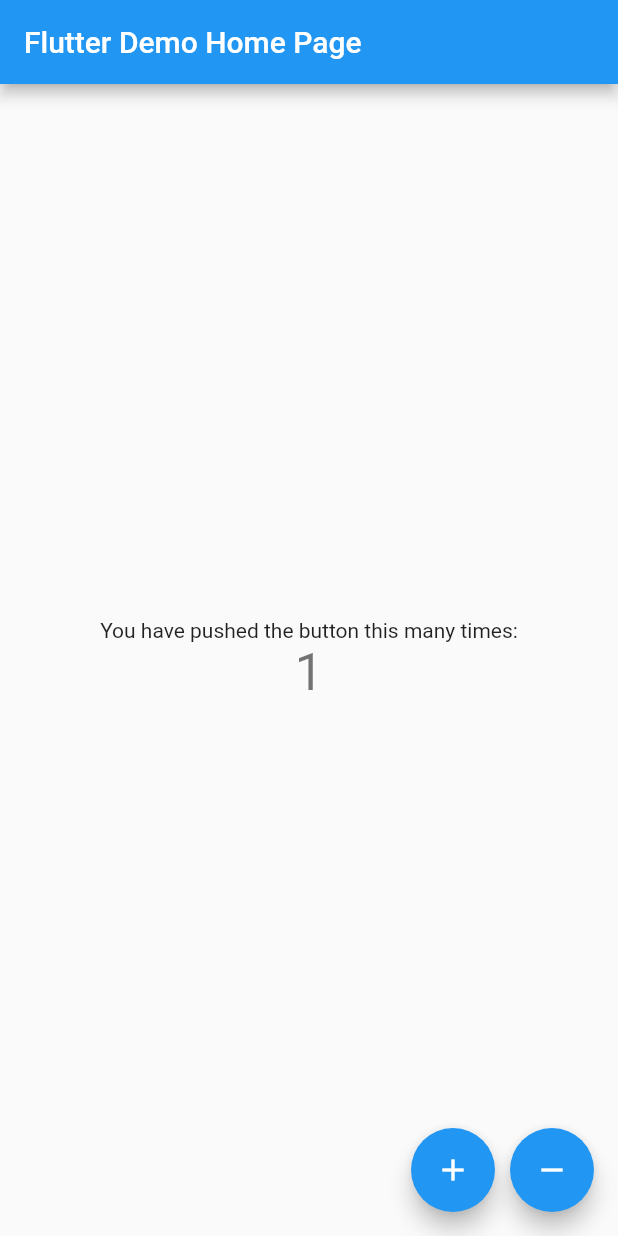
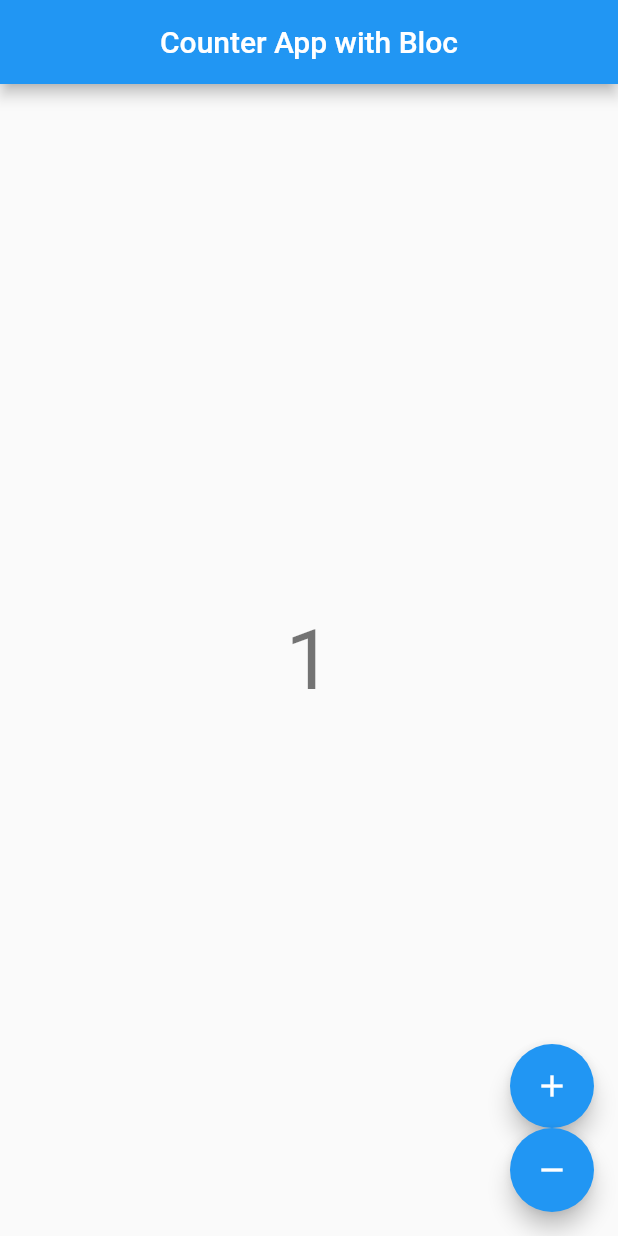
Before and after one commit to Mitchel-jf/state-management, a Flutter app: the screen it shows after launch, after a tap on the "add" icon, on a phone screen of 412 x 824 dp. Run offline on Flutter 3.47's test engine with Material 2 defaults, Android fonts, the phone set to English and light mode, and no system bars; our stand-ins replace bloc, flutter_bloc.

Commit message:
Recreated Counter App wit d lastest packages

```diff
--- a/lib/counter_bloc.dart
+++ /dev/null
@@ -1,34 +0,0 @@
-import 'dart:async';
-
-import 'counter_event.dart';
-
-class CounterBloc {
-  int _counter = 0;
-
-  final _counterStateController = StreamController<int>();
-  StreamSink<int> get _inCounter => _counterStateController.sink;
-  //for state, exposing only a stream which outputs data
-  Stream<int> get counter => _counterStateController.stream;
-
-  final _counterEventController = StreamController<CounterEvent>();
-  Sink<CounterEvent> get counterEventSink => _counterEventController.sink;
-
-  CounterBloc() {
-    //whenever there's a new event, map it to a new state
-    _counterEventController.stream.listen(_mapEventToState);
-  }
-
-  void _mapEventToState(CounterEvent event) {
-    if (event is IncrementEvent)
-      _counter++;
-    else
-      _counter--;
-
-    _inCounter.add(_counter);
-  }
-
-  void dispose() {
-    _counterStateController.close();
-    _counterEventController.close();
-  }
-}
--- /dev/null
+++ b/lib/counter_cubit.dart
@@ -0,0 +1,8 @@
+import 'package:flutter_bloc/flutter_bloc.dart';
+
+class CounterCubit extends Cubit<int> {
+  CounterCubit() : super(0);
+
+  void increment() => emit(state + 1);
+  void decrement() => emit(state - 1);
+}
--- a/lib/counter_event.dart
+++ /dev/null
@@ -1,5 +0,0 @@
-abstract class CounterEvent {}
-
-class IncrementEvent extends CounterEvent {}
-
-class DecrementEvent extends CounterEvent {}
--- /dev/null
+++ b/lib/counter_observer.dart
@@ -0,0 +1,9 @@
+import 'package:bloc/bloc.dart';
+
+class CounterObserver extends BlocObserver {
+  @override
+  void onChange(Cubit cubit, Change change) {
+    print('${cubit.runtimeType} $change');
+    super.onChange(cubit, change);
+  }
+}
--- /dev/null
+++ b/lib/counter_page.dart
@@ -0,0 +1,16 @@
+import 'package:flutter/material.dart';
+import 'package:flutter_bloc/flutter_bloc.dart';
+
+import 'counter_cubit.dart';
+import 'counter_view.dart';
+
+class CounterPage extends StatelessWidget {
+  const CounterPage({Key key}) : super(key: key);
+  @override
+  Widget build(BuildContext context) {
+    return BlocProvider(
+      create: (_) => CounterCubit(),
+      child: CounterView(),
+    );
+  }
+}
--- /dev/null
+++ b/lib/counter_view.dart
@@ -0,0 +1,36 @@
+import 'package:flutter/material.dart';
+import 'package:flutter_bloc/flutter_bloc.dart';
+
+import 'counter_cubit.dart';
+
+class CounterView extends StatelessWidget {
+  @override
+  Widget build(BuildContext context) {
+    final textTheme = Theme.of(context).textTheme;
+    return Scaffold(
+      appBar: AppBar(
+        centerTitle: true,
+        title: Text('Counter App with Bloc'),
+      ),
+      body: Center(
+        child: BlocBuilder<CounterCubit, int>(
+          builder: (context, state) =>
+              Text('$state', style: textTheme.headline2),
+        ),
+      ),
+      floatingActionButton: Column(
+        mainAxisSize: MainAxisSize.min,
+        children: [
+          FloatingActionButton(
+            child: Icon(Icons.add),
+            onPressed: () => context.bloc<CounterCubit>().increment(),
+          ),
+          FloatingActionButton(
+            child: Icon(Icons.remove),
+            onPressed: () => context.bloc<CounterCubit>().decrement(),
+          ),
+        ],
+      ),
+    );
+  }
+}
--- a/lib/main.dart
+++ b/lib/main.dart
@@ -1,21 +1,14 @@
+import 'package:bloc/bloc.dart';
 import 'package:flutter/material.dart';
+import 'package:state_management/counter_observer.dart';
 
-import 'my_home_page.dart';
+import 'counter_page.dart';
 
 void main() {
-  runApp(MyApp());
+  Bloc.observer = CounterObserver();
+  runApp(CounterApp());
 }
 
-class MyApp extends StatelessWidget {
-  @override
-  Widget build(BuildContext context) {
-    return MaterialApp(
-      title: 'Flutter Demo',
-      theme: ThemeData(
-        primarySwatch: Colors.blue,
-        visualDensity: VisualDensity.adaptivePlatformDensity,
-      ),
-      home: MyHomePage(title: 'Flutter Demo Home Page'),
-    );
-  }
+class CounterApp extends MaterialApp {
+  const CounterApp({Key key}) : super(key: key, home: const CounterPage());
 }
--- a/lib/my_home_page.dart
+++ /dev/null
@@ -1,66 +0,0 @@
-import 'package:flutter/material.dart';
-
-import 'counter_bloc.dart';
-import 'counter_event.dart';
-
-class MyHomePage extends StatefulWidget {
-  MyHomePage({Key key, this.title}) : super(key: key);
-  final String title;
-
-  @override
-  _MyHomePageState createState() => _MyHomePageState();
-}
-
-class _MyHomePageState extends State<MyHomePage> {
-  final _bloc = CounterBloc();
-
-  @override
-  Widget build(BuildContext context) {
-    return Scaffold(
-      appBar: AppBar(
-        title: Text(widget.title),
-      ),
-      body: Center(
-        child: Column(
-          mainAxisAlignment: MainAxisAlignment.center,
-          children: <Widget>[
-            Text(
-              'You have pushed the button this many times:',
-            ),
-            StreamBuilder<Object>(
-                stream: _bloc.counter,
-                initialData: 0,
-                builder: (context, snapshot) {
-                  return Text(
-                    '${snapshot.data}',
-                    style: Theme.of(context).textTheme.headline4,
-                  );
-                }),
-          ],
-        ),
-      ),
-      floatingActionButton: Row(
-        mainAxisSize: MainAxisSize.min,
-        children: [
-          FloatingActionButton(
-            onPressed: () => _bloc.counterEventSink.add(IncrementEvent()),
-            tooltip: 'Increment',
-            child: Icon(Icons.add),
-          ),
-          SizedBox(width: 10),
-          FloatingActionButton(
-            onPressed: () => _bloc.counterEventSink.add(DecrementEvent()),
-            tooltip: 'Decrement',
-            child: Icon(Icons.remove),
-          ),
-        ],
-      ),
-    );
-  }
-
-  @override
-  void dispose() {
-    _bloc.dispose();
-    super.dispose();
-  }
-}
--- a/pubspec.yaml
+++ b/pubspec.yaml
@@ -35,6 +35,8 @@ dependencies:
 dev_dependencies:
   flutter_test:
     sdk: flutter
+  bloc_test: ^7.0.0
+  mockito: ^4.0.0
 
 # For information on the generic Dart part of this file, see the
 # following page: https://dart.dev/tools/pub/pubspec
```
Also changed, not shown: pubspec.lock, 1 other file.
